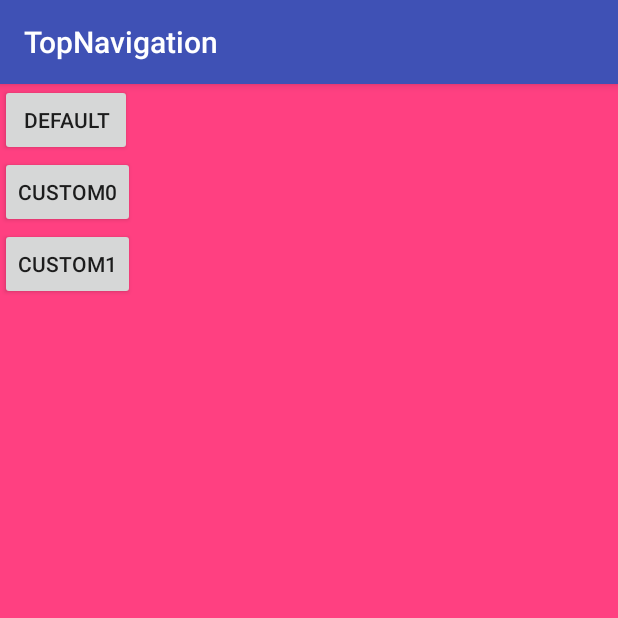
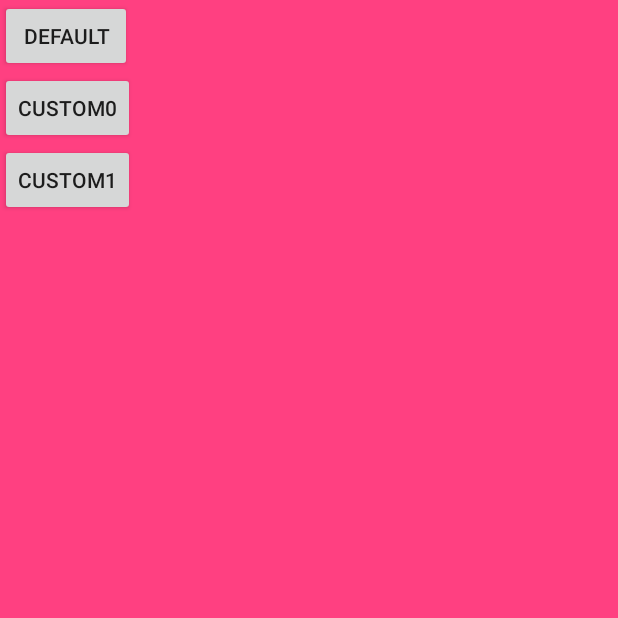
Before and after one commit to zpauly/TopNavigation, an Android app: the screen it shows after launch (MainActivity), on a phone screen of 412 x 824 dp, the top half of it. Run offline under Robolectric (Android 15) with nearby library versions, the phone set to English and light mode, and no system bars.

```diff
--- a/app/src/main/res/values/styles.xml
+++ b/app/src/main/res/values/styles.xml
@@ -12,8 +12,8 @@
     <!-- Base application theme. -->
     <style name="AppTheme" parent="Theme.AppCompat.Light.DarkActionBar">
         <!-- Customize your theme here. -->
-        <item name="windowNoTitle">false</item>
-        <item name="windowActionBar">true</item>
+        <item name="windowNoTitle">true</item>
+        <item name="windowActionBar">false</item>
         <item name="colorPrimary">@color/colorPrimary</item>
         <item name="colorPrimaryDark">@color/colorPrimaryDark</item>
         <item name="colorAccent">@color/colorAccent</item>
```
Also changed, not shown: 6 other files.
